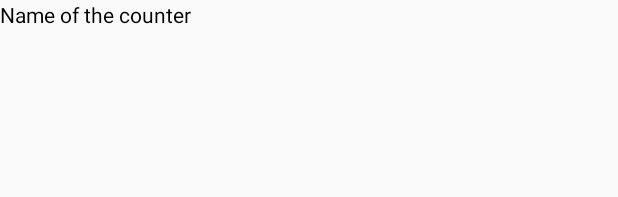
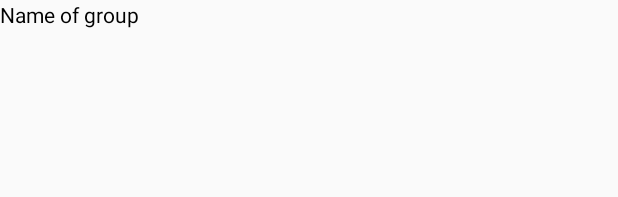
Before and after one commit to andrew-zhou/billrift-app, an Android app: the layout group_row.xml on its own in the app's theme, with its tools: preview values and no code run, on a phone screen of 412 x 824 dp. Shown: the top 197 px of the screen. Run offline under Robolectric (Android 15) with nearby library versions, the phone set to English and light mode, and no system bars.

Commit message:
Fix minor bugs

```diff
--- a/app/src/main/java/com/BillRift/GroupAdapter.java
+++ b/app/src/main/java/com/BillRift/GroupAdapter.java
@@ -15,7 +15,7 @@ import com.BillRift.views.GroupViewHolder;
 public class GroupAdapter extends MvpRecyclerListAdapter<Group, GroupPresenter, GroupViewHolder> {
     @Override
     public GroupViewHolder onCreateViewHolder(ViewGroup parent, int viewType) {
-        return new GroupViewHolder(LayoutInflater.from(parent.getContext()).inflate(R.layout., parent, false));
+        return new GroupViewHolder(LayoutInflater.from(parent.getContext()).inflate(R.layout.group_row, parent, false));
     }
 
     @NonNull
--- a/app/src/main/res/layout/group_row.xml
+++ b/app/src/main/res/layout/group_row.xml
@@ -1,8 +1,8 @@
 <?xml version="1.0" encoding="utf-8"?>
 <RelativeLayout xmlns:android="http://schemas.android.com/apk/res/android"
+    xmlns:tools="http://schemas.android.com/tools"
     android:layout_width="match_parent"
-    android:layout_height="match_parent"
-    xmlns:tools="http://schemas.android.com/tools">
+    android:layout_height="wrap_content">
 
     <TextView
         android:id="@+id/group_name"
@@ -10,6 +10,6 @@
         android:layout_height="wrap_content"
         android:ellipsize="marquee"
         android:textColor="@android:color/black"
-        tools:text="Name of the counter" />
+        tools:text="Name of group" />
 
 </RelativeLayout>
```
